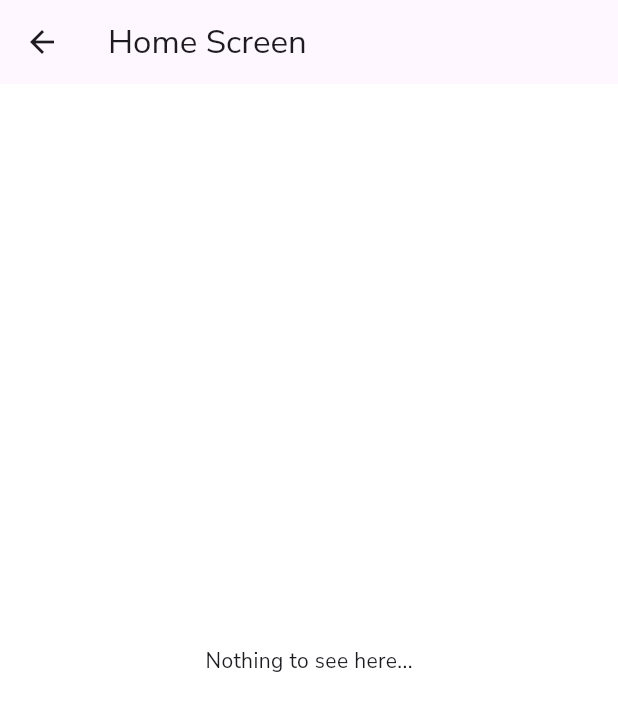
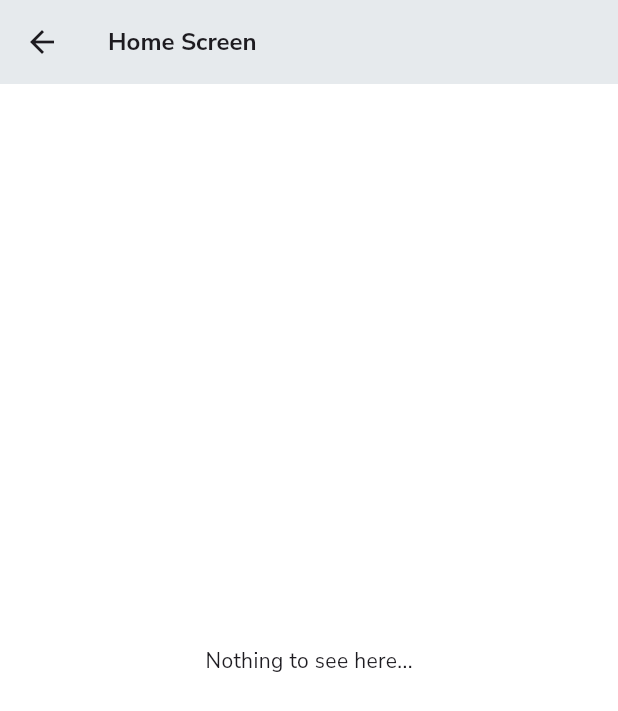
Before and after one commit to sparkwud/hubtel_coding_challenge, a Flutter app: the HomeScreen screen opened directly, on a phone screen of 412 x 824 dp. Shown: the top 711 px of the screen. Run offline on Flutter 3.47's test engine with Material 3 defaults, Android fonts, the phone set to English and light mode, and no system bars; our stand-ins replace flutter_svg, google_fonts.

```diff
--- a/lib/screens/home_screen.dart
+++ b/lib/screens/home_screen.dart
@@ -5,7 +5,15 @@ class HomeScreen extends StatelessWidget {
   @override
   Widget build(BuildContext context) {
     return Scaffold(
-      appBar: AppBar(title: const Text('Home Screen')),
+      appBar: AppBar(
+        title: const Text(
+          'Home Screen',
+          style: TextStyle(
+            fontSize: 16,
+            fontWeight: FontWeight.bold,
+          ),
+        ),
+      ),
       body: const Center(
         child: Text('Nothing to see here...'),
       ),
```
Also changed, not shown: lib/main.dart (+5 -5 lines), lib/screens/scheduled_screen.dart (+9 -1 lines), lib/screens/send_screen.dart (+9 -1 lines).
